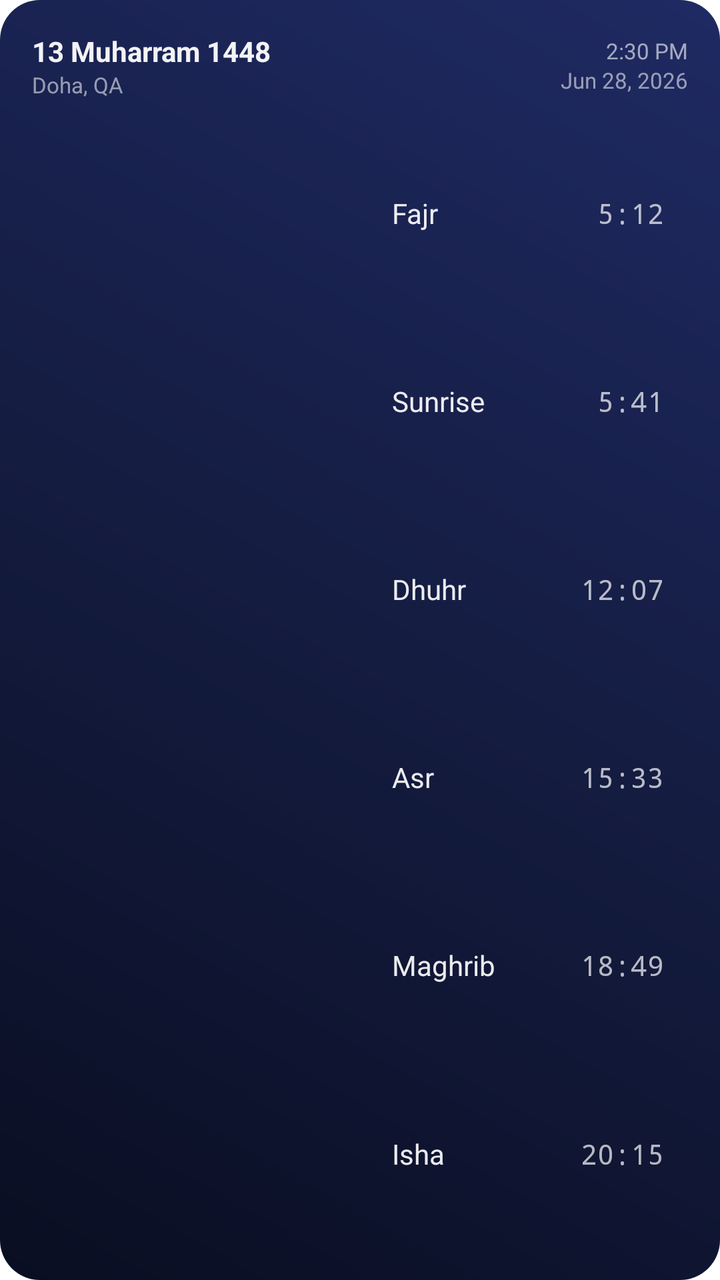
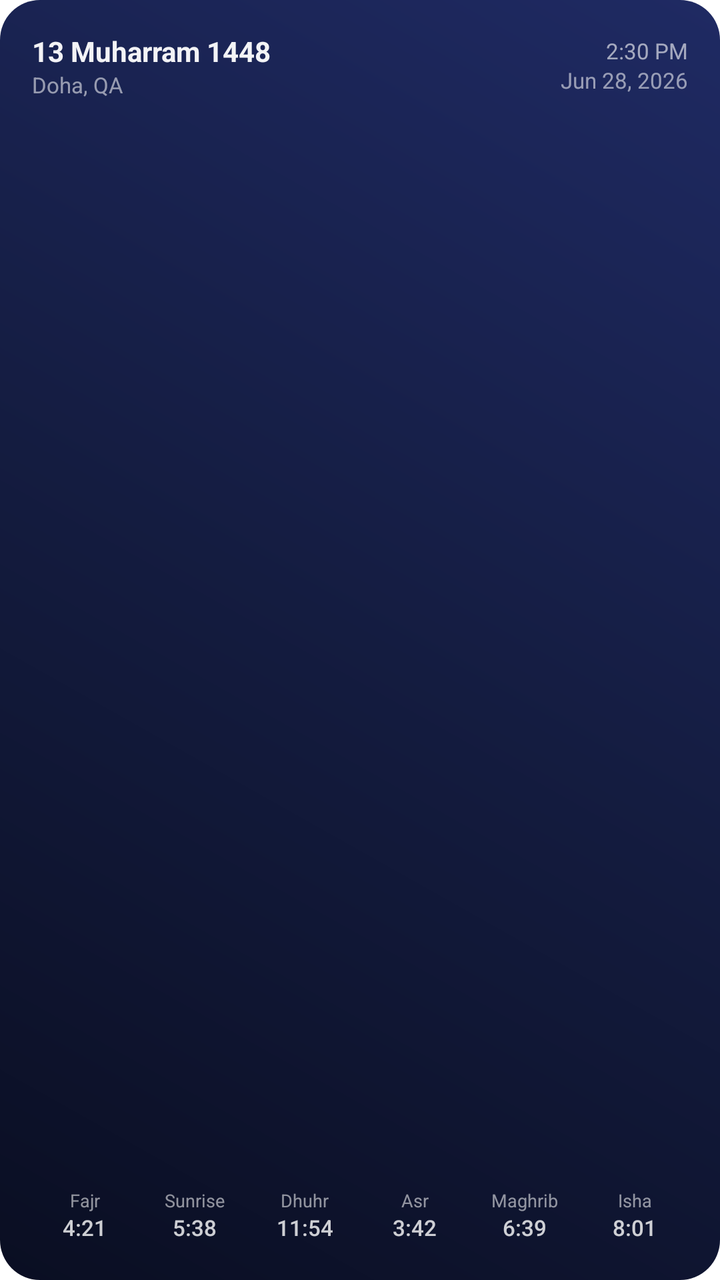

Compare the two renders of this Android layout. The source of the first and the diff that turns it into the second are given below.
<!-- AndroidManifest.xml: another module's application theme Theme.meeqat_app -->
<!-- res/layout/widget_prayer_4x4.xml -->
<?xml version="1.0" encoding="utf-8"?>
<LinearLayout xmlns:android="http://schemas.android.com/apk/res/android"
    android:id="@+id/widget_root"
    android:layout_width="match_parent"
    android:layout_height="match_parent"
    android:background="@drawable/widget_background"
    android:orientation="vertical"
    android:padding="16dp">

    <LinearLayout
        android:layout_width="match_parent"
        android:layout_height="wrap_content"
        android:orientation="horizontal"
        android:gravity="center_vertical">

        <LinearLayout
            android:layout_width="0dp"
            android:layout_height="wrap_content"
            android:layout_weight="1"
            android:orientation="vertical">
            <TextView android:id="@+id/hijri_date" android:layout_width="wrap_content" android:layout_height="wrap_content" android:text="13 Muharram 1448" android:textColor="#F2FFFFFF" android:textSize="14sp" android:textStyle="bold" android:maxLines="1" android:ellipsize="end" />
            <TextView android:id="@+id/location_text" android:layout_width="wrap_content" android:layout_height="wrap_content" android:text="Doha, QA" android:textColor="#8CFFFFFF" android:textSize="11sp" android:maxLines="1" android:ellipsize="end" />
        </LinearLayout>

        <LinearLayout
            android:layout_width="wrap_content"
            android:layout_height="wrap_content"
            android:orientation="vertical"
            android:gravity="end">
            <TextView android:id="@+id/now_clock" android:layout_width="wrap_content" android:layout_height="wrap_content" android:text="2:30 PM" android:textColor="#99FFFFFF" android:textSize="11sp" />
            <TextView android:id="@+id/gregorian_date" android:layout_width="wrap_content" android:layout_height="wrap_content" android:text="Jun 28, 2026" android:textColor="#8CFFFFFF" android:textSize="11sp" />
        </LinearLayout>
    </LinearLayout>

    <LinearLayout
        android:layout_width="match_parent"
        android:layout_height="0dp"
        android:layout_weight="1"
        android:layout_marginTop="10dp"
        android:orientation="horizontal"
        android:gravity="center_vertical"
        android:baselineAligned="false">

        <ImageView
            android:id="@+id/orbit_image"
            android:layout_width="0dp"
            android:layout_height="match_parent"
            android:layout_weight="1"
            android:adjustViewBounds="true"
            android:scaleType="fitCenter"
            android:contentDescription="@null" />

        <include layout="@layout/widget_times_list"
            android:layout_width="0dp"
            android:layout_height="match_parent"
            android:layout_weight="1"
            android:layout_marginStart="8dp" />
    </LinearLayout>

</LinearLayout>
<!-- res/layout/widget_times_list.xml (included above) -->
<?xml version="1.0" encoding="utf-8"?>
<LinearLayout xmlns:android="http://schemas.android.com/apk/res/android"
    android:id="@+id/times_list"
    android:layout_width="match_parent"
    android:layout_height="match_parent"
    android:orientation="vertical"
    android:baselineAligned="false">

    <LinearLayout android:id="@+id/strip_col_1" android:layout_width="match_parent" android:layout_height="0dp" android:layout_weight="1" android:orientation="horizontal" android:gravity="center_vertical" android:paddingStart="12dp" android:paddingEnd="12dp">
        <TextView android:id="@+id/strip_label_1" android:layout_width="0dp" android:layout_height="wrap_content" android:layout_weight="1" android:text="Fajr" android:textColor="#EAFFFFFF" android:textSize="14sp" android:maxLines="1" android:ellipsize="end" />
        <TextView android:id="@+id/strip_time_1" android:layout_width="wrap_content" android:layout_height="wrap_content" android:text="5:12" android:textColor="#B3FFFFFF" android:textSize="14sp" android:fontFamily="monospace" android:maxLines="1" />
    </LinearLayout>

    <LinearLayout android:id="@+id/strip_col_2" android:layout_width="match_parent" android:layout_height="0dp" android:layout_weight="1" android:orientation="horizontal" android:gravity="center_vertical" android:paddingStart="12dp" android:paddingEnd="12dp">
        <TextView android:id="@+id/strip_label_2" android:layout_width="0dp" android:layout_height="wrap_content" android:layout_weight="1" android:text="Sunrise" android:textColor="#EAFFFFFF" android:textSize="14sp" android:maxLines="1" android:ellipsize="end" />
        <TextView android:id="@+id/strip_time_2" android:layout_width="wrap_content" android:layout_height="wrap_content" android:text="5:41" android:textColor="#B3FFFFFF" android:textSize="14sp" android:fontFamily="monospace" android:maxLines="1" />
    </LinearLayout>

    <LinearLayout android:id="@+id/strip_col_3" android:layout_width="match_parent" android:layout_height="0dp" android:layout_weight="1" android:orientation="horizontal" android:gravity="center_vertical" android:paddingStart="12dp" android:paddingEnd="12dp">
        <TextView android:id="@+id/strip_label_3" android:layout_width="0dp" android:layout_height="wrap_content" android:layout_weight="1" android:text="Dhuhr" android:textColor="#EAFFFFFF" android:textSize="14sp" android:maxLines="1" android:ellipsize="end" />
        <TextView android:id="@+id/strip_time_3" android:layout_width="wrap_content" android:layout_height="wrap_content" android:text="12:07" android:textColor="#B3FFFFFF" android:textSize="14sp" android:fontFamily="monospace" android:maxLines="1" />
    </LinearLayout>

    <LinearLayout android:id="@+id/strip_col_4" android:layout_width="match_parent" android:layout_height="0dp" android:layout_weight="1" android:orientation="horizontal" android:gravity="center_vertical" android:paddingStart="12dp" android:paddingEnd="12dp">
        <TextView android:id="@+id/strip_label_4" android:layout_width="0dp" android:layout_height="wrap_content" android:layout_weight="1" android:text="Asr" android:textColor="#EAFFFFFF" android:textSize="14sp" android:maxLines="1" android:ellipsize="end" />
        <TextView android:id="@+id/strip_time_4" android:layout_width="wrap_content" android:layout_height="wrap_content" android:text="15:33" android:textColor="#B3FFFFFF" android:textSize="14sp" android:fontFamily="monospace" android:maxLines="1" />
    </LinearLayout>

    <LinearLayout android:id="@+id/strip_col_5" android:layout_width="match_parent" android:layout_height="0dp" android:layout_weight="1" android:orientation="horizontal" android:gravity="center_vertical" android:paddingStart="12dp" android:paddingEnd="12dp">
        <TextView android:id="@+id/strip_label_5" android:layout_width="0dp" android:layout_height="wrap_content" android:layout_weight="1" android:text="Maghrib" android:textColor="#EAFFFFFF" android:textSize="14sp" android:maxLines="1" android:ellipsize="end" />
        <TextView android:id="@+id/strip_time_5" android:layout_width="wrap_content" android:layout_height="wrap_content" android:text="18:49" android:textColor="#B3FFFFFF" android:textSize="14sp" android:fontFamily="monospace" android:maxLines="1" />
    </LinearLayout>

    <LinearLayout android:id="@+id/strip_col_6" android:layout_width="match_parent" android:layout_height="0dp" android:layout_weight="1" android:orientation="horizontal" android:gravity="center_vertical" android:paddingStart="12dp" android:paddingEnd="12dp">
        <TextView android:id="@+id/strip_label_6" android:layout_width="0dp" android:layout_height="wrap_content" android:layout_weight="1" android:text="Isha" android:textColor="#EAFFFFFF" android:textSize="14sp" android:maxLines="1" android:ellipsize="end" />
        <TextView android:id="@+id/strip_time_6" android:layout_width="wrap_content" android:layout_height="wrap_content" android:text="20:15" android:textColor="#B3FFFFFF" android:textSize="14sp" android:fontFamily="monospace" android:maxLines="1" />
    </LinearLayout>

</LinearLayout>
<!-- resources referenced by this layout -->
<resources>
  <!-- drawable widget_background (drawable) -->
  <?xml version="1.0" encoding="utf-8"?>
  <shape xmlns:android="http://schemas.android.com/apk/res/android"
      android:shape="rectangle">
      <gradient
          android:type="linear"
          android:angle="225"
          android:startColor="#1f2a63"
          android:centerColor="#141c40"
          android:endColor="#0a0e22" />
      <corners android:radius="20dp" />
  </shape>
  <style name="Theme.meeqat_app" parent="Theme.MaterialComponents.DayNight.NoActionBar">
          
      </style>
</resources>

<!-- the commit's change to res/layout/widget_prayer_4x4.xml (unified diff, before → after) -->
@@ -32,69 +32,115 @@
         </LinearLayout>
     </LinearLayout>
 
-    <LinearLayout
+    <ImageView
+        android:id="@+id/orbit_image"
         android:layout_width="match_parent"
         android:layout_height="0dp"
         android:layout_weight="1"
-        android:layout_marginTop="10dp"
-        android:orientation="horizontal"
-        android:gravity="center_vertical"
-        android:baselineAligned="false">
+        android:layout_marginTop="8dp"
+        android:layout_marginBottom="10dp"
+        android:adjustViewBounds="true"
+        android:scaleType="fitCenter"
+        android:contentDescription="@null" />
 
-        <ImageView
-            android:id="@+id/orbit_image"
-            android:layout_width="0dp"
-            android:layout_height="match_parent"
-            android:layout_weight="1"
-            android:adjustViewBounds="true"
-            android:scaleType="fitCenter"
-            android:contentDescription="@null" />
+    <include layout="@layout/widget_times_strip" android:layout_width="match_parent" android:layout_height="wrap_content" />
 
-        <include layout="@layout/widget_times_list"
-            android:layout_width="0dp"
-            android:layout_height="match_parent"
-            android:layout_weight="1"
-            android:layout_marginStart="8dp" />
+</LinearLayout>
+<!-- res/layout/widget_times_strip.xml (included above) -->
+<?xml version="1.0" encoding="utf-8"?>
+<LinearLayout xmlns:android="http://schemas.android.com/apk/res/android"
+    android:id="@+id/times_strip"
+    android:layout_width="match_parent"
+    android:layout_height="wrap_content"
+    android:orientation="horizontal"
+    android:baselineAligned="false">
+
+    <LinearLayout
+        android:id="@+id/strip_col_1"
+        android:layout_width="0dp"
+        android:layout_height="wrap_content"
+        android:layout_weight="1"
+        android:layout_marginEnd="1dp"
+        android:orientation="vertical"
+        android:gravity="center"
+        android:paddingTop="3dp"
+        android:paddingBottom="3dp">
+        <TextView android:id="@+id/strip_label_1" android:layout_width="wrap_content" android:layout_height="wrap_content" android:text="Fajr" android:textColor="#8CFFFFFF" android:textSize="9sp" android:maxLines="1" />
+        <TextView android:id="@+id/strip_time_1" android:layout_width="wrap_content" android:layout_height="wrap_content" android:text="4:21" android:textColor="#CCFFFFFF" android:textSize="11sp" android:fontFamily="sans-serif-medium" android:fontFeatureSettings="tnum" android:maxLines="1" />
+    </LinearLayout>
+
+    <LinearLayout
+        android:id="@+id/strip_col_2"
+        android:layout_width="0dp"
+        android:layout_height="wrap_content"
+        android:layout_weight="1"
+        android:layout_marginStart="1dp"
+        android:layout_marginEnd="1dp"
+        android:orientation="vertical"
+        android:gravity="center"
+        android:paddingTop="3dp"
+        android:paddingBottom="3dp">
+        <TextView android:id="@+id/strip_label_2" android:layout_width="wrap_content" android:layout_height="wrap_content" android:text="Sunrise" android:textColor="#8CFFFFFF" android:textSize="9sp" android:maxLines="1" />
+        <TextView android:id="@+id/strip_time_2" android:layout_width="wrap_content" android:layout_height="wrap_content" android:text="5:38" android:textColor="#CCFFFFFF" android:textSize="11sp" android:fontFamily="sans-serif-medium" android:fontFeatureSettings="tnum" android:maxLines="1" />
+    </LinearLayout>
+
+    <LinearLayout
+        android:id="@+id/strip_col_3"
+        android:layout_width="0dp"
+        android:layout_height="wrap_content"
+        android:layout_weight="1"
+        android:layout_marginStart="1dp"
+        android:layout_marginEnd="1dp"
+        android:orientation="vertical"
+        android:gravity="center"
+        android:paddingTop="3dp"
+        android:paddingBottom="3dp">
+        <TextView android:id="@+id/strip_label_3" android:layout_width="wrap_content" android:layout_height="wrap_content" android:text="Dhuhr" android:textColor="#8CFFFFFF" android:textSize="9sp" android:maxLines="1" />
+        <TextView android:id="@+id/strip_time_3" android:layout_width="wrap_content" android:layout_height="wrap_content" android:text="11:54" android:textColor="#CCFFFFFF" android:textSize="11sp" android:fontFamily="sans-serif-medium" android:fontFeatureSettings="tnum" android:maxLines="1" />
+    </LinearLayout>
+
+    <LinearLayout
+        android:id="@+id/strip_col_4"
+        android:layout_width="0dp"
+        android:layout_height="wrap_content"
+        android:layout_weight="1"
+        android:layout_marginStart="1dp"
+        android:layout_marginEnd="1dp"
+        android:orientation="vertical"
+        android:gravity="center"
+        android:paddingTop="3dp"
+        android:paddingBottom="3dp">
+        <TextView android:id="@+id/strip_label_4" android:layout_width="wrap_content" android:layout_height="wrap_content" android:text="Asr" android:textColor="#8CFFFFFF" android:textSize="9sp" android:maxLines="1" />
+        <TextView android:id="@+id/strip_time_4" android:layout_width="wrap_content" android:layout_height="wrap_content" android:text="3:42" android:textColor="#CCFFFFFF" android:textSize="11sp" android:fontFamily="sans-serif-medium" android:fontFeatureSettings="tnum" android:maxLines="1" />
+    </LinearLayout>
+
+    <LinearLayout
+        android:id="@+id/strip_col_5"
+        android:layout_width="0dp"
+        android:layout_height="wrap_content"
+        android:layout_weight="1"
+        android:layout_marginStart="1dp"
+        android:layout_marginEnd="1dp"
+        android:orientation="vertical"
+        android:gravity="center"
+        android:paddingTop="3dp"
+        android:paddingBottom="3dp">
+        <TextView android:id="@+id/strip_label_5" android:layout_width="wrap_content" android:layout_height="wrap_content" android:text="Maghrib" android:textColor="#8CFFFFFF" android:textSize="9sp" android:maxLines="1" />
+        <TextView android:id="@+id/strip_time_5" android:layout_width="wrap_content" android:layout_height="wrap_content" android:text="6:39" android:textColor="#CCFFFFFF" android:textSize="11sp" android:fontFamily="sans-serif-medium" android:fontFeatureSettings="tnum" android:maxLines="1" />
+    </LinearLayout>
+
+    <LinearLayout
+        android:id="@+id/strip_col_6"
+        android:layout_width="0dp"
+        android:layout_height="wrap_content"
+        android:layout_weight="1"
+        android:layout_marginStart="1dp"
+        android:orientation="vertical"
+        android:gravity="center"
+        android:paddingTop="3dp"
+        android:paddingBottom="3dp">
+        <TextView android:id="@+id/strip_label_6" android:layout_width="wrap_content" android:layout_height="wrap_content" android:text="Isha" android:textColor="#8CFFFFFF" android:textSize="9sp" android:maxLines="1" />
+        <TextView android:id="@+id/strip_time_6" android:layout_width="wrap_content" android:layout_height="wrap_content" android:text="8:01" android:textColor="#CCFFFFFF" android:textSize="11sp" android:fontFamily="sans-serif-medium" android:fontFeatureSettings="tnum" android:maxLines="1" />
     </LinearLayout>
 
 </LinearLayout>
-<!-- res/layout/widget_times_list.xml (included above) -->
-<?xml version="1.0" encoding="utf-8"?>
-<LinearLayout xmlns:android="http://schemas.android.com/apk/res/android"
-    android:id="@+id/times_list"
-    android:layout_width="match_parent"
-    android:layout_height="match_parent"
-    android:orientation="vertical"
-    android:baselineAligned="false">
-
-    <LinearLayout android:id="@+id/strip_col_1" android:layout_width="match_parent" android:layout_height="0dp" android:layout_weight="1" android:orientation="horizontal" android:gravity="center_vertical" android:paddingStart="12dp" android:paddingEnd="12dp">
-        <TextView android:id="@+id/strip_label_1" android:layout_width="0dp" android:layout_height="wrap_content" android:layout_weight="1" android:text="Fajr" android:textColor="#EAFFFFFF" android:textSize="14sp" android:maxLines="1" android:ellipsize="end" />
-        <TextView android:id="@+id/strip_time_1" android:layout_width="wrap_content" android:layout_height="wrap_content" android:text="5:12" android:textColor="#B3FFFFFF" android:textSize="14sp" android:fontFamily="monospace" android:maxLines="1" />
-    </LinearLayout>
-
-    <LinearLayout android:id="@+id/strip_col_2" android:layout_width="match_parent" android:layout_height="0dp" android:layout_weight="1" android:orientation="horizontal" android:gravity="center_vertical" android:paddingStart="12dp" android:paddingEnd="12dp">
-        <TextView android:id="@+id/strip_label_2" android:layout_width="0dp" android:layout_height="wrap_content" android:layout_weight="1" android:text="Sunrise" android:textColor="#EAFFFFFF" android:textSize="14sp" android:maxLines="1" android:ellipsize="end" />
-        <TextView android:id="@+id/strip_time_2" android:layout_width="wrap_content" android:layout_height="wrap_content" android:text="5:41" android:textColor="#B3FFFFFF" android:textSize="14sp" android:fontFamily="monospace" android:maxLines="1" />
-    </LinearLayout>
-
-    <LinearLayout android:id="@+id/strip_col_3" android:layout_width="match_parent" android:layout_height="0dp" android:layout_weight="1" android:orientation="horizontal" android:gravity="center_vertical" android:paddingStart="12dp" android:paddingEnd="12dp">
-        <TextView android:id="@+id/strip_label_3" android:layout_width="0dp" android:layout_height="wrap_content" android:layout_weight="1" android:text="Dhuhr" android:textColor="#EAFFFFFF" android:textSize="14sp" android:maxLines="1" android:ellipsize="end" />
-        <TextView android:id="@+id/strip_time_3" android:layout_width="wrap_content" android:layout_height="wrap_content" android:text="12:07" android:textColor="#B3FFFFFF" android:textSize="14sp" android:fontFamily="monospace" android:maxLines="1" />
-    </LinearLayout>
-
-    <LinearLayout android:id="@+id/strip_col_4" android:layout_width="match_parent" android:layout_height="0dp" android:layout_weight="1" android:orientation="horizontal" android:gravity="center_vertical" android:paddingStart="12dp" android:paddingEnd="12dp">
-        <TextView android:id="@+id/strip_label_4" android:layout_width="0dp" android:layout_height="wrap_content" android:layout_weight="1" android:text="Asr" android:textColor="#EAFFFFFF" android:textSize="14sp" android:maxLines="1" android:ellipsize="end" />
-        <TextView android:id="@+id/strip_time_4" android:layout_width="wrap_content" android:layout_height="wrap_content" android:text="15:33" android:textColor="#B3FFFFFF" android:textSize="14sp" android:fontFamily="monospace" android:maxLines="1" />
-    </LinearLayout>
-
-    <LinearLayout android:id="@+id/strip_col_5" android:layout_width="match_parent" android:layout_height="0dp" android:layout_weight="1" android:orientation="horizontal" android:gravity="center_vertical" android:paddingStart="12dp" android:paddingEnd="12dp">
-        <TextView android:id="@+id/strip_label_5" android:layout_width="0dp" android:layout_height="wrap_content" android:layout_weight="1" android:text="Maghrib" android:textColor="#EAFFFFFF" android:textSize="14sp" android:maxLines="1" android:ellipsize="end" />
-        <TextView android:id="@+id/strip_time_5" android:layout_width="wrap_content" android:layout_height="wrap_content" android:text="18:49" android:textColor="#B3FFFFFF" android:textSize="14sp" android:fontFamily="monospace" android:maxLines="1" />
-    </LinearLayout>
-
-    <LinearLayout android:id="@+id/strip_col_6" android:layout_width="match_parent" android:layout_height="0dp" android:layout_weight="1" android:orientation="horizontal" android:gravity="center_vertical" android:paddingStart="12dp" android:paddingEnd="12dp">
-        <TextView android:id="@+id/strip_label_6" android:layout_width="0dp" android:layout_height="wrap_content" android:layout_weight="1" android:text="Isha" android:textColor="#EAFFFFFF" android:textSize="14sp" android:maxLines="1" android:ellipsize="end" />
-        <TextView android:id="@+id/strip_time_6" android:layout_width="wrap_content" android:layout_height="wrap_content" android:text="20:15" android:textColor="#B3FFFFFF" android:textSize="14sp" android:fontFamily="monospace" android:maxLines="1" />
-    </LinearLayout>
-
-</LinearLayout>
